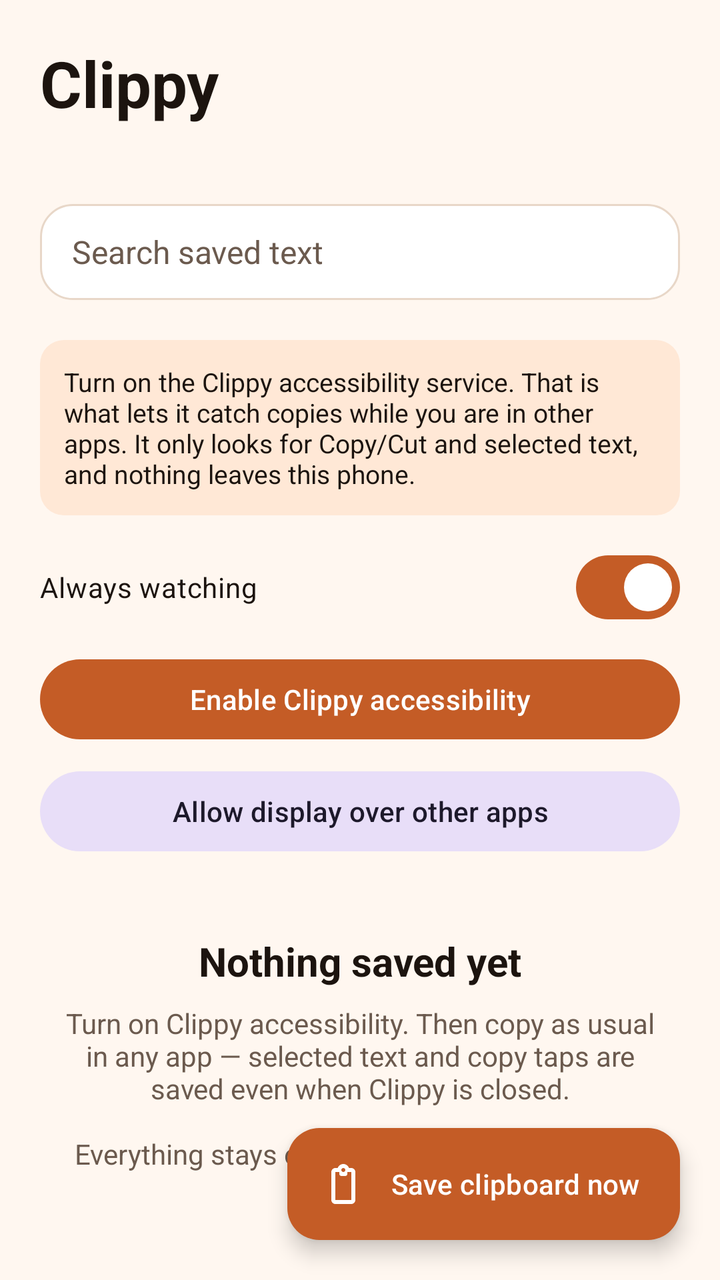
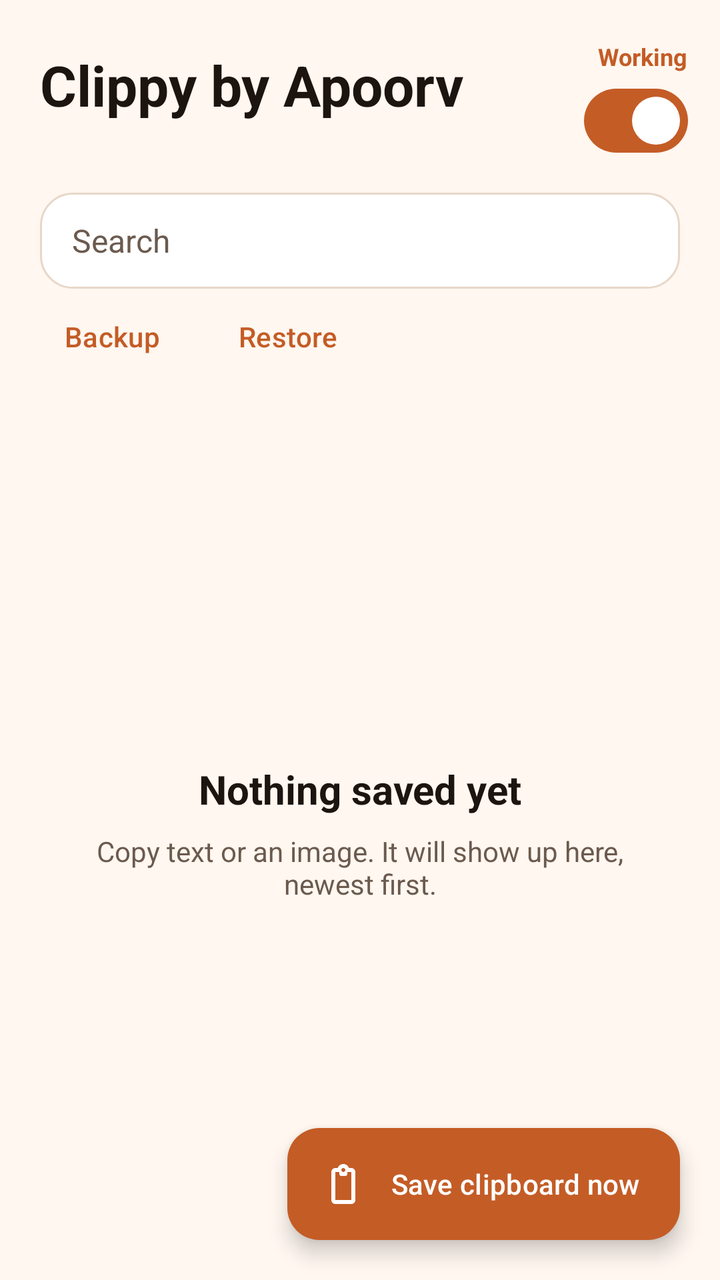

The first picture is an Android layout as it rendered before a commit; the second is the same layout after the commit. The layout source and the unified diff follow.
<!-- AndroidManifest.xml: application theme Theme.Clippy -->
<!-- res/layout/activity_main.xml -->
<?xml version="1.0" encoding="utf-8"?>
<androidx.coordinatorlayout.widget.CoordinatorLayout xmlns:android="http://schemas.android.com/apk/res/android"
    xmlns:app="http://schemas.android.com/apk/res-auto"
    android:layout_width="match_parent"
    android:layout_height="match_parent"
    android:background="@color/clippy_bg">

    <LinearLayout
        android:layout_width="match_parent"
        android:layout_height="match_parent"
        android:orientation="vertical">

        <LinearLayout
            android:layout_width="match_parent"
            android:layout_height="wrap_content"
            android:orientation="vertical"
            android:padding="20dp">

            <TextView
                android:id="@+id/title"
                android:layout_width="match_parent"
                android:layout_height="wrap_content"
                android:text="@string/app_name"
                android:textColor="@color/clippy_ink"
                android:textSize="32sp"
                android:textStyle="bold" />

            <TextView
                android:id="@+id/countLabel"
                android:layout_width="match_parent"
                android:layout_height="wrap_content"
                android:layout_marginTop="4dp"
                android:textColor="@color/clippy_muted"
                android:textSize="14sp" />

            <EditText
                android:id="@+id/search"
                android:layout_width="match_parent"
                android:layout_height="48dp"
                android:layout_marginTop="16dp"
                android:background="@drawable/bg_search"
                android:hint="@string/search_hint"
                android:importantForAutofill="no"
                android:inputType="text"
                android:paddingStart="16dp"
                android:paddingEnd="16dp"
                android:textColor="@color/clippy_ink"
                android:textColorHint="@color/clippy_muted"
                android:textSize="16sp" />
        </LinearLayout>

        <TextView
            android:id="@+id/banner"
            android:layout_width="match_parent"
            android:layout_height="wrap_content"
            android:layout_marginStart="20dp"
            android:layout_marginEnd="20dp"
            android:background="@drawable/bg_banner"
            android:padding="12dp"
            android:text="@string/limit_banner"
            android:textColor="@color/clippy_ink"
            android:textSize="13sp" />

        <com.google.android.material.materialswitch.MaterialSwitch
            android:id="@+id/watchSwitch"
            android:layout_width="match_parent"
            android:layout_height="wrap_content"
            android:layout_marginStart="20dp"
            android:layout_marginTop="12dp"
            android:layout_marginEnd="20dp"
            android:checked="true"
            android:text="@string/watch_label"
            android:textColor="@color/clippy_ink" />

        <com.google.android.material.button.MaterialButton
            android:id="@+id/accessibilityButton"
            android:layout_width="match_parent"
            android:layout_height="wrap_content"
            android:layout_marginStart="20dp"
            android:layout_marginTop="8dp"
            android:layout_marginEnd="20dp"
            android:text="@string/a11y_needed" />

        <com.google.android.material.button.MaterialButton
            android:id="@+id/overlayButton"
            style="@style/Widget.Material3.Button.TonalButton"
            android:layout_width="match_parent"
            android:layout_height="wrap_content"
            android:layout_marginStart="20dp"
            android:layout_marginTop="8dp"
            android:layout_marginEnd="20dp"
            android:text="@string/overlay_needed" />

        <FrameLayout
            android:layout_width="match_parent"
            android:layout_height="0dp"
            android:layout_weight="1">

            <androidx.recyclerview.widget.RecyclerView
                android:id="@+id/list"
                android:layout_width="match_parent"
                android:layout_height="match_parent"
                android:clipToPadding="false"
                android:padding="16dp" />

            <LinearLayout
                android:id="@+id/empty"
                android:layout_width="match_parent"
                android:layout_height="match_parent"
                android:gravity="center"
                android:orientation="vertical"
                android:padding="32dp">

                <TextView
                    android:layout_width="wrap_content"
                    android:layout_height="wrap_content"
                    android:text="@string/empty_title"
                    android:textColor="@color/clippy_ink"
                    android:textSize="20sp"
                    android:textStyle="bold" />

                <TextView
                    android:layout_width="match_parent"
                    android:layout_height="wrap_content"
                    android:layout_marginTop="8dp"
                    android:gravity="center"
                    android:text="@string/empty_body"
                    android:textColor="@color/clippy_muted"
                    android:textSize="14sp" />
            </LinearLayout>
        </FrameLayout>
    </LinearLayout>

    <com.google.android.material.floatingactionbutton.ExtendedFloatingActionButton
        android:id="@+id/captureButton"
        android:layout_width="wrap_content"
        android:layout_height="wrap_content"
        android:layout_gravity="bottom|end"
        android:layout_margin="20dp"
        android:text="@string/capture_now"
        android:textColor="@android:color/white"
        app:backgroundTint="@color/clippy_accent"
        app:icon="@drawable/ic_clipboard"
        app:iconTint="@android:color/white" />

</androidx.coordinatorlayout.widget.CoordinatorLayout>
<!-- resources referenced by this layout -->
<resources>
  <color name="clippy_accent">#C45C26</color>
  <color name="clippy_bg">#FFF7F0</color>
  <color name="clippy_ink">#1C140F</color>
  <color name="clippy_muted">#6B5A4E</color>
  <!-- drawable bg_banner (drawable) -->
  <?xml version="1.0" encoding="utf-8"?>
  <shape xmlns:android="http://schemas.android.com/apk/res/android" android:shape="rectangle">
      <solid android:color="@color/clippy_banner" />
      <corners android:radius="12dp" />
  </shape>
  <!-- drawable bg_search (drawable) -->
  <?xml version="1.0" encoding="utf-8"?>
  <shape xmlns:android="http://schemas.android.com/apk/res/android" android:shape="rectangle">
      <solid android:color="@color/clippy_surface" />
      <corners android:radius="16dp" />
      <stroke android:width="1dp" android:color="#E8D7C8" />
  </shape>
  <!-- drawable ic_clipboard (drawable) -->
  <?xml version="1.0" encoding="utf-8"?>
  <vector xmlns:android="http://schemas.android.com/apk/res/android"
      android:width="24dp"
      android:height="24dp"
      android:viewportWidth="24"
      android:viewportHeight="24">
      <path
          android:fillColor="#FFFFFF"
          android:pathData="M16,4h-1.18C14.4,2.84 13.3,2 12,2s-2.4,0.84 -2.82,2H8C6.9,4 6,4.9 6,6v14c0,1.1 0.9,2 2,2h8c1.1,0 2,-0.9 2,-2V6C18,4.9 17.1,4 16,4zM12,4c0.55,0 1,0.45 1,1s-0.45,1 -1,1s-1,-0.45 -1,-1S11.45,4 12,4zM16,20H8V6h2v1c0,0.55 0.45,1 1,1h2c0.55,0 1,-0.45 1,-1V6h2V20z" />
  </vector>
  <string name="a11y_needed">Enable Clippy accessibility</string>
  <string name="app_name">Clippy</string>
  <string name="capture_now">Save clipboard now</string>
  <string name="empty_body">Turn on Clippy accessibility. Then copy as usual in any app — selected text and copy taps are saved even when Clippy is closed.\n\nEverything stays on this phone until you delete it.</string>
  <string name="empty_title">Nothing saved yet</string>
  <string name="limit_banner">Turn on the Clippy accessibility service. That is what lets it catch copies while you are in other apps. It only looks for Copy/Cut and selected text, and nothing leaves this phone.</string>
  <string name="overlay_needed">Allow display over other apps</string>
  <string name="search_hint">Search saved text</string>
  <string name="watch_label">Always watching</string>
  <style name="Theme.Clippy" parent="Theme.Material3.Light.NoActionBar">
          <item name="android:statusBarColor">@color/clippy_bg</item>
          <item name="android:navigationBarColor">@color/clippy_bg</item>
          <item name="android:windowLightStatusBar">true</item>
          <item name="colorPrimary">@color/clippy_accent</item>
          <item name="android:windowBackground">@color/clippy_bg</item>
      </style>
  <color name="clippy_banner">#FFE8D6</color>
  <color name="clippy_surface">#FFFFFF</color>
</resources>

<!-- the commit's change to res/layout/activity_main.xml (unified diff, before → after) -->
@@ -13,83 +13,107 @@
         <LinearLayout
             android:layout_width="match_parent"
             android:layout_height="wrap_content"
-            android:orientation="vertical"
-            android:padding="20dp">
+            android:gravity="center_vertical"
+            android:orientation="horizontal"
+            android:paddingStart="20dp"
+            android:paddingTop="20dp"
+            android:paddingEnd="16dp">
 
-            <TextView
-                android:id="@+id/title"
-                android:layout_width="match_parent"
+            <LinearLayout
+                android:layout_width="0dp"
                 android:layout_height="wrap_content"
-                android:text="@string/app_name"
-                android:textColor="@color/clippy_ink"
-                android:textSize="32sp"
-                android:textStyle="bold" />
+                android:layout_weight="1"
+                android:orientation="vertical">
 
-            <TextView
-                android:id="@+id/countLabel"
-                android:layout_width="match_parent"
+                <TextView
+                    android:id="@+id/title"
+                    android:layout_width="match_parent"
+                    android:layout_height="wrap_content"
+                    android:text="@string/app_name"
+                    android:textColor="@color/clippy_ink"
+                    android:textSize="28sp"
+                    android:textStyle="bold" />
+
+                <TextView
+                    android:id="@+id/countLabel"
+                    android:layout_width="match_parent"
+                    android:layout_height="wrap_content"
+                    android:layout_marginTop="2dp"
+                    android:textColor="@color/clippy_muted"
+                    android:textSize="13sp" />
+            </LinearLayout>
+
+            <LinearLayout
+                android:layout_width="wrap_content"
                 android:layout_height="wrap_content"
-                android:layout_marginTop="4dp"
-                android:textColor="@color/clippy_muted"
-                android:textSize="14sp" />
+                android:gravity="end"
+                android:orientation="vertical">
 
-            <EditText
-                android:id="@+id/search"
-                android:layout_width="match_parent"
-                android:layout_height="48dp"
-                android:layout_marginTop="16dp"
-                android:background="@drawable/bg_search"
-                android:hint="@string/search_hint"
-                android:importantForAutofill="no"
-                android:inputType="text"
-                android:paddingStart="16dp"
-                android:paddingEnd="16dp"
-                android:textColor="@color/clippy_ink"
-                android:textColorHint="@color/clippy_muted"
-                android:textSize="16sp" />
+                <TextView
+                    android:id="@+id/workingLabel"
+                    android:layout_width="wrap_content"
+                    android:layout_height="wrap_content"
+                    android:text="@string/working_yes"
+                    android:textColor="@color/clippy_accent"
+                    android:textSize="12sp"
+                    android:textStyle="bold" />
+
+                <com.google.android.material.materialswitch.MaterialSwitch
+                    android:id="@+id/workingSwitch"
+                    android:layout_width="wrap_content"
+                    android:layout_height="wrap_content"
+                    android:checked="true" />
+            </LinearLayout>
         </LinearLayout>
 
-        <TextView
-            android:id="@+id/banner"
+        <EditText
+            android:id="@+id/search"
+            android:layout_width="match_parent"
+            android:layout_height="48dp"
+            android:layout_marginStart="20dp"
+            android:layout_marginTop="12dp"
+            android:layout_marginEnd="20dp"
+            android:background="@drawable/bg_search"
+            android:hint="@string/search_hint"
+            android:importantForAutofill="no"
+            android:inputType="text"
+            android:paddingStart="16dp"
+            android:paddingEnd="16dp"
+            android:textColor="@color/clippy_ink"
+            android:textColorHint="@color/clippy_muted"
+            android:textSize="16sp" />
+
+        <LinearLayout
+            android:layout_width="match_parent"
+            android:layout_height="wrap_content"
+            android:orientation="horizontal"
+            android:paddingStart="12dp"
+            android:paddingEnd="12dp">
+
+            <com.google.android.material.button.MaterialButton
+                android:id="@+id/backupButton"
+                style="@style/Widget.Material3.Button.TextButton"
+                android:layout_width="wrap_content"
+                android:layout_height="wrap_content"
+                android:text="@string/backup" />
+
+            <com.google.android.material.button.MaterialButton
+                android:id="@+id/restoreButton"
+                style="@style/Widget.Material3.Button.TextButton"
+                android:layout_width="wrap_content"
+                android:layout_height="wrap_content"
+                android:text="@string/restore" />
+        </LinearLayout>
+
+        <com.google.android.material.button.MaterialButton
+            android:id="@+id/setupButton"
             android:layout_width="match_parent"
             android:layout_height="wrap_content"
             android:layout_marginStart="20dp"
             android:layout_marginEnd="20dp"
-            android:background="@drawable/bg_banner"
-            android:padding="12dp"
-            android:text="@string/limit_banner"
-            android:textColor="@color/clippy_ink"
-            android:textSize="13sp" />
-
-        <com.google.android.material.materialswitch.MaterialSwitch
-            android:id="@+id/watchSwitch"
-            android:layout_width="match_parent"
-            android:layout_height="wrap_content"
-            android:layout_marginStart="20dp"
-            android:layout_marginTop="12dp"
-            android:layout_marginEnd="20dp"
-            android:checked="true"
-            android:text="@string/watch_label"
-            android:textColor="@color/clippy_ink" />
-
-        <com.google.android.material.button.MaterialButton
-            android:id="@+id/accessibilityButton"
-            android:layout_width="match_parent"
-            android:layout_height="wrap_content"
-            android:layout_marginStart="20dp"
-            android:layout_marginTop="8dp"
-            android:layout_marginEnd="20dp"
-            android:text="@string/a11y_needed" />
-
-        <com.google.android.material.button.MaterialButton
-            android:id="@+id/overlayButton"
-            style="@style/Widget.Material3.Button.TonalButton"
-            android:layout_width="match_parent"
-            android:layout_height="wrap_content"
-            android:layout_marginStart="20dp"
-            android:layout_marginTop="8dp"
-            android:layout_marginEnd="20dp"
-            android:text="@string/overlay_needed" />
+            android:layout_marginBottom="8dp"
+            android:text="@string/finish_setup"
+            android:visibility="gone" />
 
         <FrameLayout
             android:layout_width="match_parent"
@@ -101,7 +125,10 @@
                 android:layout_width="match_parent"
                 android:layout_height="match_parent"
                 android:clipToPadding="false"
-                android:padding="16dp" />
+                android:paddingStart="16dp"
+                android:paddingTop="4dp"
+                android:paddingEnd="16dp"
+                android:paddingBottom="88dp" />
 
             <LinearLayout
                 android:id="@+id/empty"
<!-- resource entries referenced after the edit -->
@@ -4,12 +4,6 @@
   <color name="clippy_bg">#FFF7F0</color>
   <color name="clippy_ink">#1C140F</color>
   <color name="clippy_muted">#6B5A4E</color>
-  <!-- drawable bg_banner (drawable) -->
-  <?xml version="1.0" encoding="utf-8"?>
-  <shape xmlns:android="http://schemas.android.com/apk/res/android" android:shape="rectangle">
-      <solid android:color="@color/clippy_banner" />
-      <corners android:radius="12dp" />
-  </shape>
   <!-- drawable bg_search (drawable) -->
   <?xml version="1.0" encoding="utf-8"?>
   <shape xmlns:android="http://schemas.android.com/apk/res/android" android:shape="rectangle">
@@ -28,15 +22,15 @@
           android:fillColor="#FFFFFF"
           android:pathData="M16,4h-1.18C14.4,2.84 13.3,2 12,2s-2.4,0.84 -2.82,2H8C6.9,4 6,4.9 6,6v14c0,1.1 0.9,2 2,2h8c1.1,0 2,-0.9 2,-2V6C18,4.9 17.1,4 16,4zM12,4c0.55,0 1,0.45 1,1s-0.45,1 -1,1s-1,-0.45 -1,-1S11.45,4 12,4zM16,20H8V6h2v1c0,0.55 0.45,1 1,1h2c0.55,0 1,-0.45 1,-1V6h2V20z" />
   </vector>
-  <string name="a11y_needed">Enable Clippy accessibility</string>
-  <string name="app_name">Clippy</string>
+  <string name="app_name">Clippy by Apoorv</string>
+  <string name="backup">Backup</string>
   <string name="capture_now">Save clipboard now</string>
-  <string name="empty_body">Turn on Clippy accessibility. Then copy as usual in any app — selected text and copy taps are saved even when Clippy is closed.\n\nEverything stays on this phone until you delete it.</string>
+  <string name="empty_body">Copy text or an image. It will show up here, newest first.</string>
   <string name="empty_title">Nothing saved yet</string>
-  <string name="limit_banner">Turn on the Clippy accessibility service. That is what lets it catch copies while you are in other apps. It only looks for Copy/Cut and selected text, and nothing leaves this phone.</string>
-  <string name="overlay_needed">Allow display over other apps</string>
-  <string name="search_hint">Search saved text</string>
-  <string name="watch_label">Always watching</string>
+  <string name="finish_setup">Turn on capture</string>
+  <string name="restore">Restore</string>
+  <string name="search_hint">Search</string>
+  <string name="working_yes">Working</string>
   <style name="Theme.Clippy" parent="Theme.Material3.Light.NoActionBar">
           <item name="android:statusBarColor">@color/clippy_bg</item>
           <item name="android:navigationBarColor">@color/clippy_bg</item>
@@ -44,7 +38,6 @@
           <item name="colorPrimary">@color/clippy_accent</item>
           <item name="android:windowBackground">@color/clippy_bg</item>
       </style>
-  <color name="clippy_banner">#FFE8D6</color>
   <color name="clippy_surface">#FFFFFF</color>
 </resources>
 
